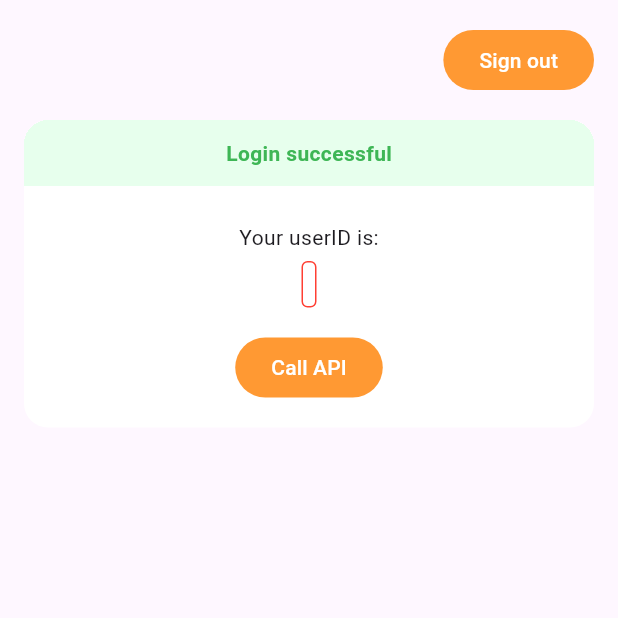
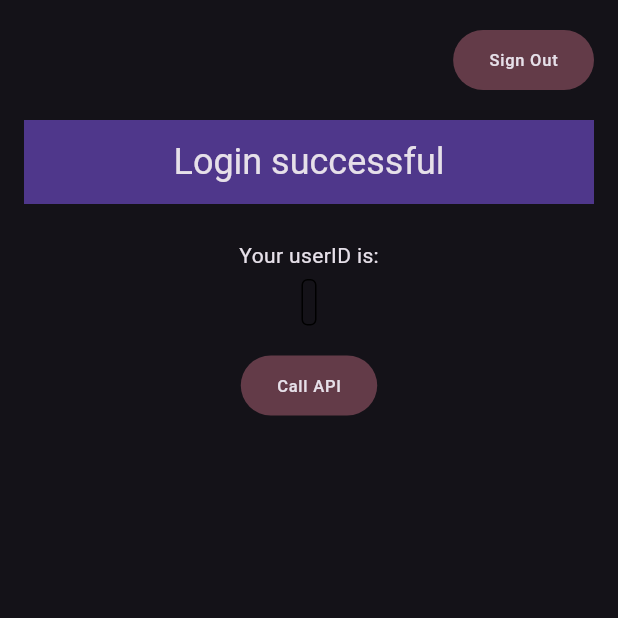
Before and after one commit to TranscendTechHQ/Monk, a Flutter app: the HomeScreen screen opened by its route, on a phone screen of 412 x 824 dp, the top half of it. Run offline on Flutter 3.47's test engine with Material 3 defaults, Android fonts, the phone set to English and light mode, and no system bars; our stand-ins replace built_collection, built_value, dio, flutter_riverpod, google_sign_in; missing offline and left inert: one_of_serializer, supertokens_flutter.

Commit message:
Added theme colors and fonts to the app. Also start to use riverpod for the state management. Home screen is a stateful widget. Make other widgets stateless.

```diff
--- a/frontend/lib/constants.dart
+++ b/frontend/lib/constants.dart
@@ -1 +1,19 @@
+import 'package:flutter/material.dart';
+
 const apiDomain = "http://0.0.0.0:8000";
+
+enum ColorSeed {
+  baseColor('M3 Baseline', Color(0xff6750a4)),
+  indigo('Indigo', Colors.indigo),
+  blue('Blue', Colors.blue),
+  teal('Teal', Colors.teal),
+  green('Green', Colors.green),
+  yellow('Yellow', Colors.yellow),
+  orange('Orange', Colors.orange),
+  deepOrange('Deep Orange', Colors.deepOrange),
+  pink('Pink', Colors.pink);
+
+  const ColorSeed(this.label, this.color);
+  final String label;
+  final Color color;
+}
--- a/frontend/lib/main.dart
+++ b/frontend/lib/main.dart
@@ -1,4 +1,5 @@
 import 'package:flutter/material.dart';
+import 'package:flutter_riverpod/flutter_riverpod.dart';
 import 'package:supertokens_flutter/supertokens.dart';
 import 'constants.dart';
 import 'screens/home.dart';
@@ -7,18 +8,25 @@ import 'screens/splash.dart';
 
 void main() {
   SuperTokens.init(apiDomain: apiDomain);
-  runApp(const MyApp());
+  runApp(ProviderScope(child: MyApp()));
 }
 
 class MyApp extends StatelessWidget {
-  const MyApp({super.key});
+  const MyApp({Key? key}) : super(key: key);
 
   // This widget is the root of your application.
   @override
   Widget build(BuildContext context) {
     return MaterialApp(
-      title: 'Flutter Demo',
-      initialRoute: "/",
+      title: 'Monk',
+      debugShowCheckedModeBanner: false,
+      darkTheme: ThemeData.dark(useMaterial3: true),
+      themeMode: ThemeMode.dark,
+      theme: ThemeData(
+        colorSchemeSeed: ColorSeed.baseColor.color,
+        brightness: Brightness.dark,
+      ),
+      initialRoute: '/',
       routes: {
         "/": (context) => const SplashScreen(),
         "/home": (context) => const HomeScreen(),
--- a/frontend/lib/screens/home.dart
+++ b/frontend/lib/screens/home.dart
@@ -73,9 +73,9 @@ class _HomeScreenState extends State<HomeScreen> {
           bottom: 16,
         ),
         width: double.infinity,
-        clipBehavior: Clip.hardEdge,
+        // clipBehavior: Clip.hardEdge,
         decoration: BoxDecoration(
-          color: Colors.white,
+          color: Theme.of(context).colorScheme.surface,
           borderRadius: BorderRadius.circular(16),
         ),
         child: Column(
@@ -84,19 +84,15 @@ class _HomeScreenState extends State<HomeScreen> {
             Container(
               width: double.infinity,
               padding: const EdgeInsets.all(12),
-              decoration: const BoxDecoration(
-                color: Color(0xFFe7ffed),
+              decoration: BoxDecoration(
+                color: Theme.of(context).colorScheme.primaryContainer,
               ),
-              child: const Center(
-                child: Text(
-                  "Login successful",
-                  style: TextStyle(
-                    color: Color(0xFF3eb655),
-                    fontWeight: FontWeight.bold,
-                  ),
-                ),
-              ),
-            ),
+              child: Center(
+                  child: Text(
+                "Login successful",
+                style: Theme.of(context).textTheme.headlineSmall,
+              )),
+            ), // this is login successful box
             const Padding(
               padding: EdgeInsets.only(
                 top: 24.0,
@@ -115,7 +111,7 @@ class _HomeScreenState extends State<HomeScreen> {
                   borderRadius: BorderRadius.circular(4),
                   border: Border.all(
                     width: 1,
-                    color: Color(0xFFff3f33),
+                    color: Theme.of(context).colorScheme.scrim,
                   ),
                 ),
                 child: Text(userId),
@@ -127,13 +123,17 @@ class _HomeScreenState extends State<HomeScreen> {
               ),
               child: FilledButton(
                 style: ButtonStyle(
-                  backgroundColor: MaterialStateProperty.all(Color(0xFFff9933)),
+                  backgroundColor: MaterialStateProperty.all(
+                      Theme.of(context).colorScheme.tertiaryContainer),
                 ),
                 onPressed: () {
                   callAPI();
                   testOpenApi();
                 },
-                child: const Text("Call API"),
+                child: Text(
+                  "Call API",
+                  style: Theme.of(context).textTheme.labelSmall,
+                ),
               ),
             ),
           ],
@@ -177,18 +177,19 @@ class _HomeScreenState extends State<HomeScreen> {
                 alignment: Alignment.topRight,
                 child: FilledButton(
                   style: ButtonStyle(
-                    backgroundColor:
-                        MaterialStateProperty.all(Color(0xFFff9933)),
+                    backgroundColor: MaterialStateProperty.all(
+                        Theme.of(context).colorScheme.tertiaryContainer),
                   ),
                   onPressed: () async {
                     await signOut();
                   },
-                  child: const Text("Sign out"),
+                  child: Text(
+                    "Sign Out",
+                    style: Theme.of(context).textTheme.labelSmall,
+                  ),
                 ),
               ),
               renderContent(),
-              const SizedBox(height: 16),
-              renderData(),
             ],
           ),
         ),
--- a/frontend/pubspec.yaml
+++ b/frontend/pubspec.yaml
@@ -40,6 +40,7 @@ dependencies:
   google_sign_in: ^6.1.1
   openapi:
     path: openapi
+  flutter_riverpod: ^2.4.9
   #sign_in_with_apple: ^5.0.0
 
 dev_dependencies:
```
Also changed, not shown: frontend/pubspec.lock.
